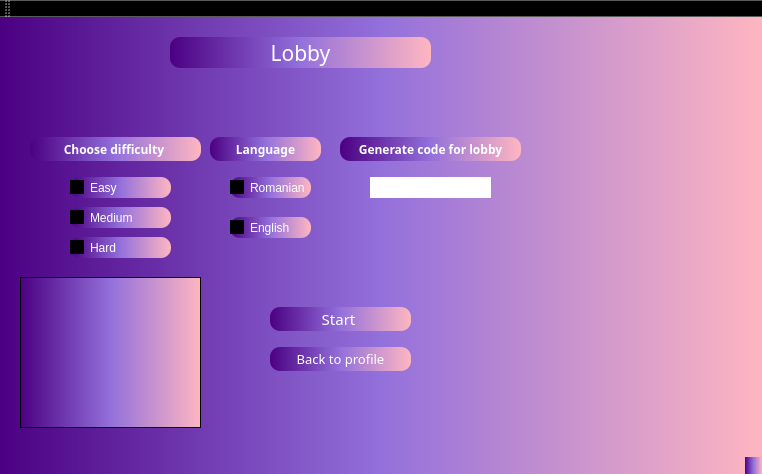
Old version of the form ProjectC++/Client/GraphicInterface/LobbyInterface.ui in the repository andreeamacsim/ProjectModernCpp.
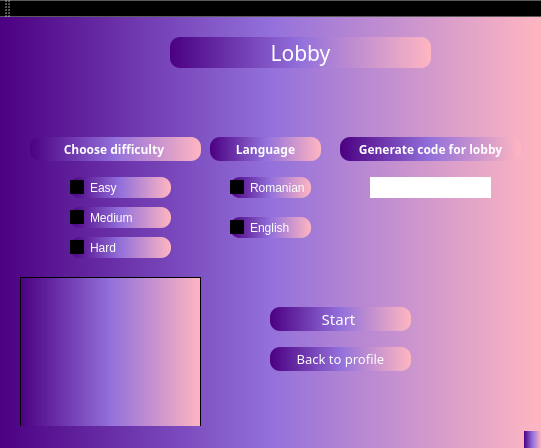
New version of the form.

The edit to the form file:
```diff
--- a/ProjectC++/Client/GraphicInterface/LobbyInterface.ui
+++ b/ProjectC++/Client/GraphicInterface/LobbyInterface.ui
@@ -6,8 +6,8 @@
    <rect>
     <x>0</x>
     <y>0</y>
-    <width>762</width>
-    <height>474</height>
+    <width>541</width>
+    <height>448</height>
    </rect>
   </property>
   <property name="windowTitle">
```
Left out of the diff: 2 changed lines with no effect on the pictures.
